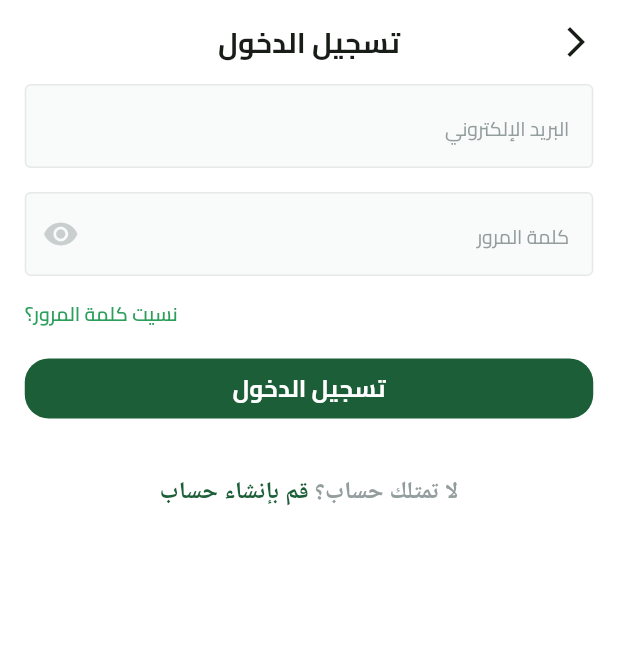
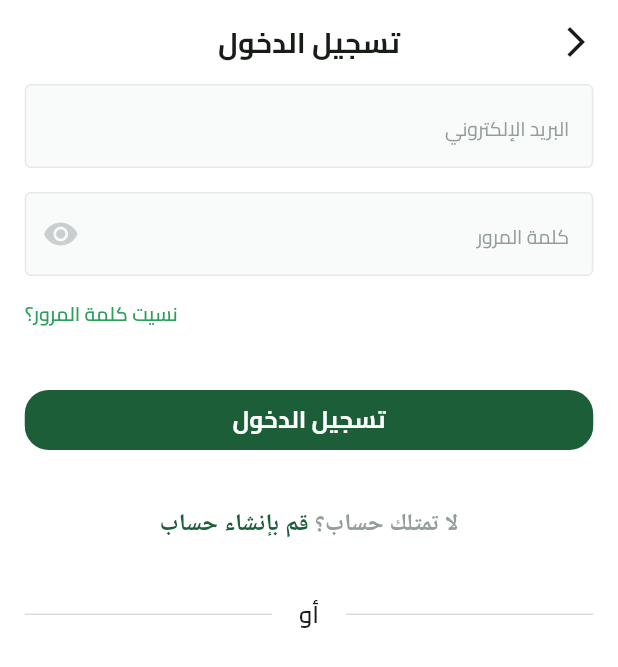
Before and after one commit to seifmoustafa/Fruit-Hub, a Flutter app: the screen it shows after launch, after a tap on "تخطي", on a phone screen of 412 x 824 dp. Shown: the top 667 px of the screen. Run offline on Flutter 3.47's test engine with Material 3 defaults, Android fonts, the phone set to English and light mode, and no system bars; our stand-ins replace dots_indicator, flutter_svg, shared_preferences.

Commit message:
`Added OrDivider widget and updated LoginViewBody layout`

```diff
--- a/lib/features/auth/presentation/views/widgets/login_view_body.dart
+++ b/lib/features/auth/presentation/views/widgets/login_view_body.dart
@@ -4,6 +4,7 @@ import 'package:fruit_hub/core/utils/app_colors.dart';
 import 'package:fruit_hub/core/utils/app_text_styles.dart';
 import 'package:fruit_hub/core/widgets/custom_button.dart';
 import 'package:fruit_hub/core/widgets/custom_text_form_field.dart';
+import 'package:fruit_hub/features/auth/presentation/views/widgets/or_divider.dart';
 import 'package:fruit_hub/features/auth/presentation/views/widgets/dont_have_an_account_widget.dart';
 
 class LoginViewBody extends StatelessWidget {
@@ -39,11 +40,18 @@ class LoginViewBody extends StatelessWidget {
                 ),
               ],
             ),
+            SizedBox(
+              height: 5,
+            ),
             CustomButton(onPressed: () {}, text: 'تسجيل الدخول'),
             const SizedBox(
               height: 1,
             ),
-            const DontHaveAnAccountWidget()
+            const DontHaveAnAccountWidget(),
+            SizedBox(
+              height: 5,
+            ),
+            OrDivider(),
           ],
         ),
       ),
--- a/lib/features/auth/presentation/views/widgets/or_divider.dart
+++ b/lib/features/auth/presentation/views/widgets/or_divider.dart
@@ -0,0 +1,29 @@
+import 'package:flutter/material.dart';
+import 'package:fruit_hub/core/utils/app_text_styles.dart';
+
+class OrDivider extends StatelessWidget {
+  const OrDivider({super.key});
+
+  @override
+  Widget build(BuildContext context) {
+    return const Row(
+      spacing: 18,
+      children: [
+        Expanded(
+          child: Divider(
+            color: Color(0xffdcdede),
+          ),
+        ),
+        Text(
+          'أو',
+          style: TextStyles.semiBold16,
+        ),
+        Expanded(
+          child: Divider(
+            color: Color(0xffdcdede),
+          ),
+        )
+      ],
+    );
+  }
+}
```
